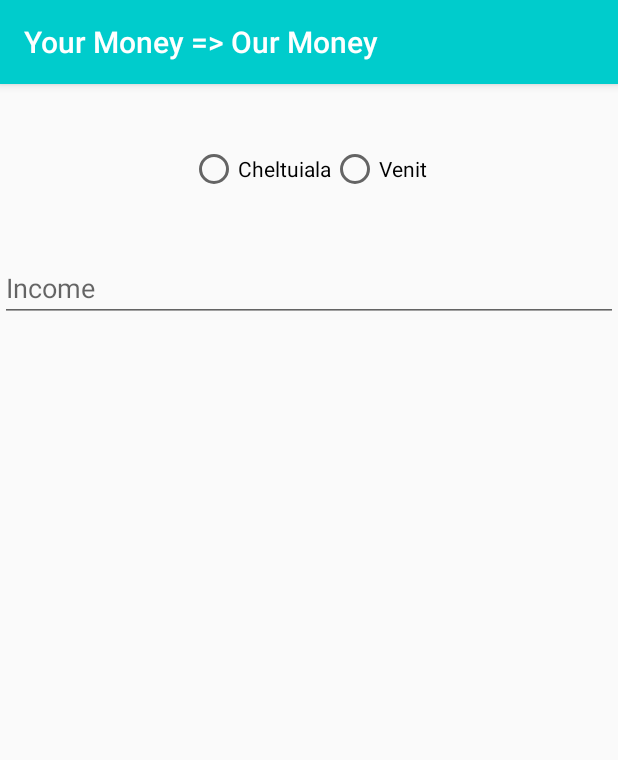
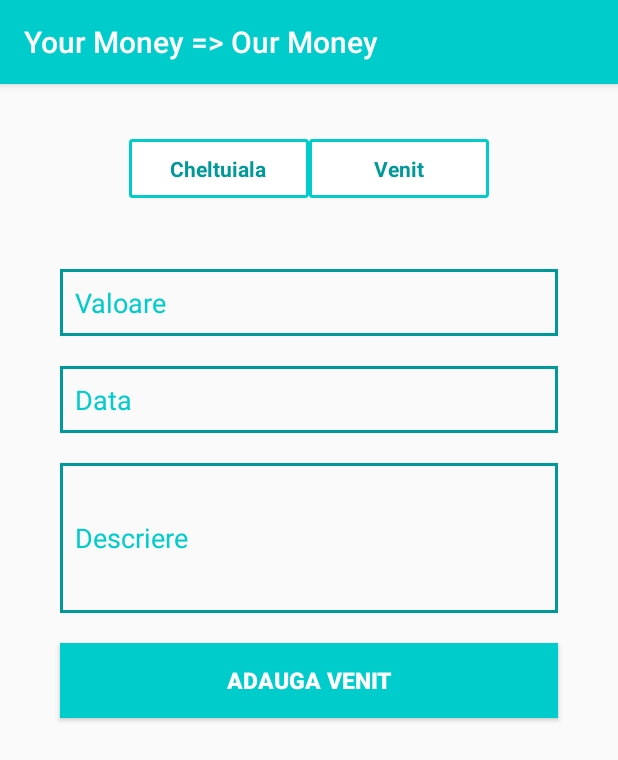
Before and after one commit to Razvan509/Proiect_Android, an Android app: the fragment AddIncomeFragment placed in its activity, on a phone screen of 412 x 824 dp. Shown: the top 760 px of the screen. Run offline under Robolectric (Android 15) with nearby library versions, the phone set to English and light mode, and no system bars.

Commit message:
AddTransaction Part updated

```diff
--- a/app/src/main/java/com/example/proiect_android/Activities/AddTransactionActivity.java
+++ b/app/src/main/java/com/example/proiect_android/Activities/AddTransactionActivity.java
@@ -16,15 +16,13 @@ import com.example.proiect_android.R;
 
 public class AddTransactionActivity extends AppCompatActivity {
 
-    public static final String EXTRA_USER_NAME =
-            "com.example.proiect_android.activities.EXTRA_USER_NAME";
+    private FragmentManager fragmentManager;
+    private FragmentTransaction fragmentTransaction;
 
     private EditText editTextExpenseAmount;
     private RadioGroup radioButtonSwitchBetweenTransactions;
     private RadioButton radioButtonExpenses;
     private RadioButton radioButtonIncome;
-    private FragmentManager fragmentManager;
-    private FragmentTransaction fragmentTransaction;
 
     private AddExpenseFragment addExpenseFragment;
     private AddIncomeFragment addIncomeFragment;
--- /dev/null
+++ b/app/src/main/res/drawable/radio_button_transaction_regular.xml
@@ -0,0 +1,9 @@
+<?xml version="1.0" encoding="utf-8"?>
+<shape xmlns:android="http://schemas.android.com/apk/res/android"
+    android:shape="rectangle">
+    <corners android:radius="1dp" />
+    <solid android:color="@color/colorWhite" />
+    <stroke
+        android:width="2dp"
+        android:color="@color/colorPrimary" />
+</shape>
--- /dev/null
+++ b/app/src/main/res/drawable/radio_button_transaction_selected.xml
@@ -0,0 +1,11 @@
+<?xml version="1.0" encoding="utf-8"?>
+<shape xmlns:android="http://schemas.android.com/apk/res/android"
+    android:shape="rectangle">
+    <corners
+        android:radius="1dp"
+        />
+    <solid android:color="@color/colorPrimary" />
+    <stroke
+        android:width="1dp"
+        android:color="@color/colorPrimary" />
+</shape>
--- /dev/null
+++ b/app/src/main/res/drawable/radio_button_transactions_selector.xml
@@ -0,0 +1,5 @@
+<?xml version="1.0" encoding="utf-8"?>
+<selector xmlns:android="http://schemas.android.com/apk/res/android">
+    <item android:drawable="@drawable/radio_button_transaction_selected" android:state_checked="true" />
+    <item android:drawable="@drawable/radio_button_transaction_regular" />
+</selector>
--- /dev/null
+++ b/app/src/main/res/drawable/radio_button_transactions_text_selector.xml
@@ -0,0 +1,5 @@
+<?xml version="1.0" encoding="utf-8"?>
+<selector xmlns:android="http://schemas.android.com/apk/res/android">
+    <item android:color="@color/colorPrimaryDark" android:state_checked="false" />
+    <item android:color="@color/colorWhite" android:state_checked="true" />
+</selector>
--- a/app/src/main/res/layout/add_expense.xml
+++ b/app/src/main/res/layout/add_expense.xml
@@ -13,20 +13,37 @@
         android:layout_width="wrap_content"
         android:layout_height="wrap_content"
         android:layout_gravity="center"
-        android:orientation="horizontal">
+        android:orientation="horizontal"
+        android:layout_marginVertical="10dp">
         <RadioButton
             android:id="@+id/radio_button_necessary"
+            android:checked="true"
+            android:textColor="@drawable/radio_button_transactions_text_selector"
+            android:background="@drawable/radio_button_transactions_selector"
+            android:button="@android:color/transparent"
+            android:paddingVertical="10dp"
+            android:width="120dp"
+            android:gravity="center"
+            android:textStyle="bold"
             android:layout_width="wrap_content"
             android:layout_height="wrap_content"
             android:text="@string/necessary_button_text" />
         <RadioButton
             android:id="@+id/radio_button_unnecessary"
+            android:textColor="@drawable/radio_button_transactions_text_selector"
+            android:background="@drawable/radio_button_transactions_selector"
+            android:button="@android:color/transparent"
+            android:paddingVertical="10dp"
+            android:width="120dp"
+            android:gravity="center"
+            android:textStyle="bold"
             android:layout_width="wrap_content"
             android:layout_height="wrap_content"
             android:text="@string/unnecessary_button_text" />
     </RadioGroup>
 
     <EditText
+        android:id="@+id/edit_text_expanse_amount"
         android:stateListAnimator="@null"
         android:layout_marginVertical="10dp"
         android:layout_marginHorizontal="40dp"
@@ -34,7 +51,6 @@
         android:background="@drawable/rectangle"
         android:textColor="@color/colorPrimaryDark"
         android:textColorHint="@color/colorPrimary"
-        android:id="@+id/edit_text_expanse_amount"
         android:layout_height="wrap_content"
         android:hint="@string/edit_text_transaction_amount_hint"
         android:inputType="numberDecimal"
@@ -42,6 +58,7 @@
     </EditText>
 
     <EditText
+        android:id="@+id/edit_text_expanse_date"
         android:stateListAnimator="@null"
         android:layout_marginVertical="10dp"
         android:layout_marginHorizontal="40dp"
@@ -49,7 +66,6 @@
         android:background="@drawable/rectangle"
         android:textColor="@color/colorPrimaryDark"
         android:textColorHint="@color/colorPrimary"
-        android:id="@+id/edit_text_expanse_date"
         android:layout_height="wrap_content"
         android:hint="@string/edit_text_transaction_date_hint"
         android:inputType="date"
@@ -57,6 +73,7 @@
     </EditText>
 
     <EditText
+        android:id="@+id/edit_text_expanse_description"
         android:stateListAnimator="@null"
         android:layout_marginVertical="10dp"
         android:layout_marginHorizontal="40dp"
@@ -66,7 +83,6 @@
         android:background="@drawable/rectangle"
         android:textColor="@color/colorPrimaryDark"
         android:textColorHint="@color/colorPrimary"
-        android:id="@+id/edit_text_expanse_description"
         android:hint="@string/edit_text_transaction_description_hint"
         android:inputType="text|textMultiLine"
         android:layout_width="fill_parent">
--- a/app/src/main/res/layout/add_income.xml
+++ b/app/src/main/res/layout/add_income.xml
@@ -8,10 +8,63 @@
 
     <EditText
         android:id="@+id/edit_text_income_amount"
+        android:stateListAnimator="@null"
+        android:layout_marginVertical="10dp"
+        android:layout_marginHorizontal="40dp"
+        android:padding="10dp"
+        android:background="@drawable/rectangle"
+        android:textColor="@color/colorPrimaryDark"
+        android:textColorHint="@color/colorPrimary"
         android:layout_height="wrap_content"
-        android:hint="Income"
+        android:hint="@string/edit_text_transaction_amount_hint"
         android:inputType="numberDecimal"
         android:layout_width="fill_parent">
     </EditText>
 
+    <EditText
+        android:id="@+id/edit_text_income_date"
+        android:stateListAnimator="@null"
+        android:layout_marginVertical="10dp"
+        android:layout_marginHorizontal="40dp"
+        android:padding="10dp"
+        android:background="@drawable/rectangle"
+        android:textColor="@color/colorPrimaryDark"
+        android:textColorHint="@color/colorPrimary"
+        android:layout_height="wrap_content"
+        android:hint="@string/edit_text_transaction_date_hint"
+        android:inputType="date"
+        android:layout_width="fill_parent">
+    </EditText>
+
+    <EditText
+        android:id="@+id/edit_text_income_description"
+        android:stateListAnimator="@null"
+        android:layout_marginVertical="10dp"
+        android:layout_marginHorizontal="40dp"
+        android:padding="10dp"
+        android:layout_height="wrap_content"
+        android:height="100dp"
+        android:background="@drawable/rectangle"
+        android:textColor="@color/colorPrimaryDark"
+        android:textColorHint="@color/colorPrimary"
+        android:hint="@string/edit_text_transaction_description_hint"
+        android:inputType="text|textMultiLine"
+        android:layout_width="fill_parent">
+    </EditText>
+
+    <Button
+        android:id="@+id/addIncome"
+        app:layout_constraintTop_toTopOf="parent"
+        android:layout_marginVertical="10dp"
+        android:layout_marginHorizontal="40dp"
+        android:layout_width="match_parent"
+        android:layout_height="50dp"
+        android:layout_gravity="center"
+        android:background="@color/colorPrimary"
+        android:textColor="@color/colorWhite"
+        android:textStyle="bold"
+        android:textSize="15sp"
+        android:text="@string/add_income_button_text"
+        android:onClick="addIncome"/>
+
 </LinearLayout>
--- a/app/src/main/res/layout/add_transaction_main.xml
+++ b/app/src/main/res/layout/add_transaction_main.xml
@@ -20,11 +20,25 @@
         android:orientation="horizontal">
         <RadioButton
             android:id="@+id/radio_button_expense"
+            android:textColor="@drawable/radio_button_transactions_text_selector"
+            android:background="@drawable/radio_button_transactions_selector"
+            android:button="@android:color/transparent"
+            android:paddingVertical="10dp"
+            android:width="120dp"
+            android:gravity="center"
+            android:textStyle="bold"
             android:layout_width="wrap_content"
             android:layout_height="wrap_content"
             android:text="Cheltuiala" />
         <RadioButton
             android:id="@+id/radio_button_income"
+            android:textColor="@drawable/radio_button_transactions_text_selector"
+            android:background="@drawable/radio_button_transactions_selector"
+            android:button="@android:color/transparent"
+            android:paddingVertical="10dp"
+            android:width="120dp"
+            android:gravity="center"
+            android:textStyle="bold"
             android:layout_width="wrap_content"
             android:layout_height="wrap_content"
             android:text="Venit" />
--- a/app/src/main/res/values/strings.xml
+++ b/app/src/main/res/values/strings.xml
@@ -20,5 +20,7 @@
     <string name="edit_text_transaction_date_hint">Data</string>
     <string name="edit_text_transaction_description_hint">Descriere</string>
     <string name="add_expanse_button_text">Adauga Cheltuiala</string>
+    <string name="add_income_button_text">Adauga Venit</string>
+
 
 </resources>
```
